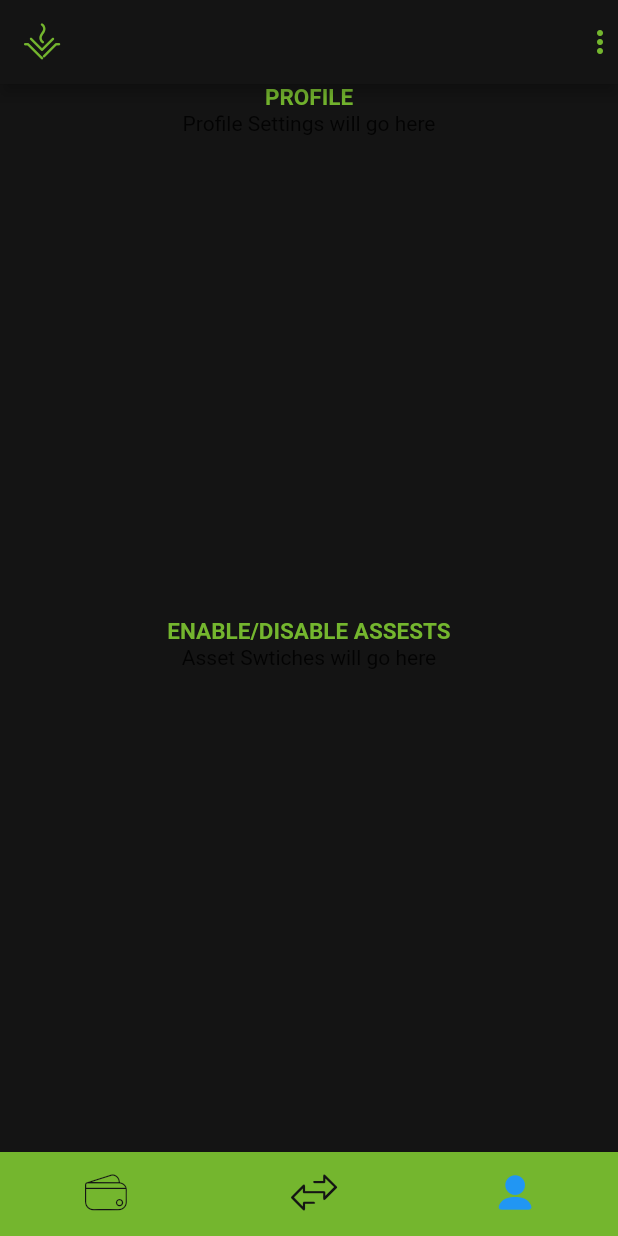
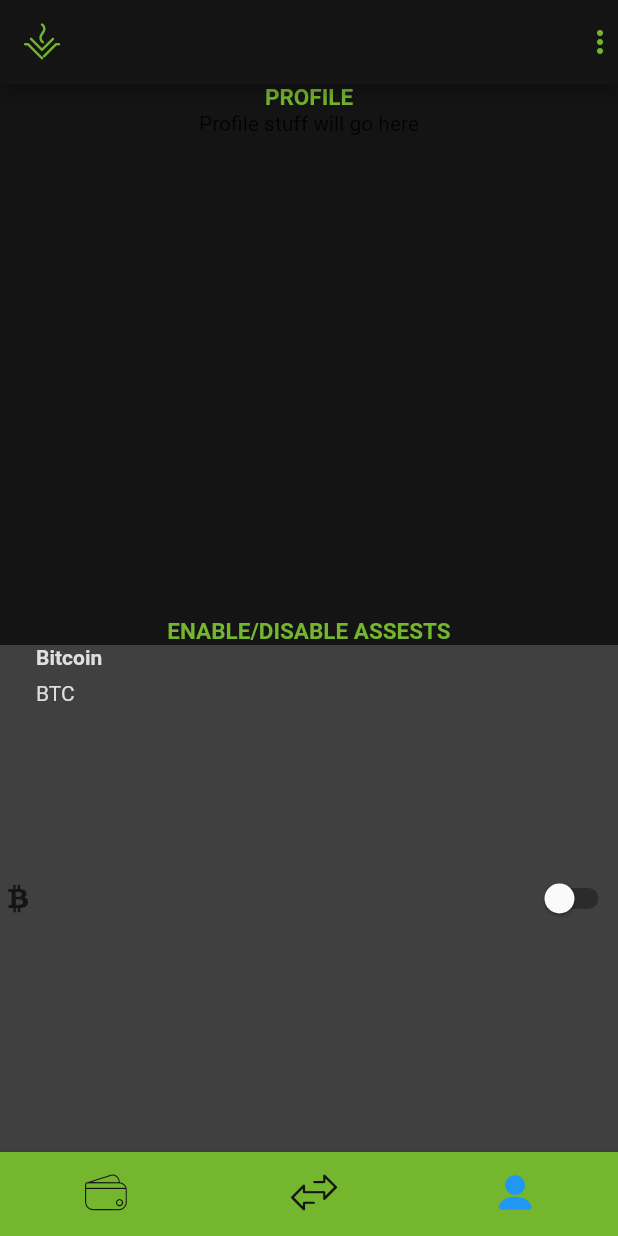
Before and after one commit to Vesta-wallet/vesta, a Flutter app: the screen it shows after launch, item 3 of the bottom bar chosen, on a phone screen of 412 x 824 dp. Run offline on Flutter 3.47's test engine with Material 2 defaults, Android fonts, the phone set to English and light mode, and no system bars.

Commit message:
Basic asset switcher added

```diff
--- a/vesta/lib/main.dart
+++ b/vesta/lib/main.dart
@@ -241,7 +241,7 @@ class _AssetWidgetState extends State<AssetWidget> {
 
 Widget profileSettings = Expanded(
   // Needs to have "Profile"
-    child: (Text("Profile Settings will go here"))
+  child: Text("Profile stuff will go here"),
   // Menu items
   // Security
   // Settings
@@ -249,9 +249,89 @@ Widget profileSettings = Expanded(
 );
 
 Widget enableDisableAssets = Expanded(
-    child: (
-        // This is where all the swtiches for enabling and disabling things will go
-        Text("Asset Swtiches will go here")));
+  child: EnableDisableAssetWidget(
+    // Ticker name will go in here eventually
+    ticker: "BTC",
+    name: "Bitcoin",
+    // Not sure how to make this work
+    icon: MyFlutterApp.l_bitcoin,
+    // switchState: true
+  ),
+);
+
+// Asset Widget
+class EnableDisableAssetWidget extends StatefulWidget {
+  final String ticker;
+  final String name;
+  // final Icon icon;
+  final IconData icon;
+  // final bool switchState;
+
+  // const AssetWidget({this.ticker, this.name, this.icon, this.quantity});
+  const EnableDisableAssetWidget({this.ticker, this.name, this.icon});
+  @override
+  _EnableDisableAssetWidgetState createState() =>
+      _EnableDisableAssetWidgetState();
+}
+
+class _EnableDisableAssetWidgetState extends State<EnableDisableAssetWidget> {
+  bool isSwitched = false;
+  @override
+  Widget build(BuildContext context) {
+    return ColoredBox(
+      color: Color(0xff404040),
+      child: Row(
+        children: [
+          // Asset Icon - This should be a custom icon but I'm not sure how to pass it down yet
+          Icon(
+            widget.icon,
+            color: Color(0xff141414),
+          ),
+          Expanded(
+            /*1*/
+            child: Column(
+              crossAxisAlignment: CrossAxisAlignment.start,
+              children: [
+                /*2*/
+                Container(
+                  padding: const EdgeInsets.only(bottom: 8),
+                  child: Text(
+                    widget.name,
+                    style: TextStyle(
+                      color: Color(0xFFDFDFDF),
+                      fontWeight: FontWeight.bold,
+                    ),
+                  ),
+                ),
+                GestureDetector(
+                  //onTap: (),
+                  child: Text(
+                    widget.ticker,
+                    style: TextStyle(
+                      color: Color(0xFFDFDFDF),
+                    ),
+                  ),
+                ),
+              ],
+            ),
+          ),
+          /*3*/
+          Switch(
+            value: isSwitched,
+            onChanged: (value) {
+              setState(() {
+                isSwitched = value;
+                print(isSwitched);
+              });
+            },
+            activeTrackColor: Colors.lightGreenAccent,
+            activeColor: Colors.green,
+          ),
+        ],
+      ),
+    );
+  }
+}
 
 // Value Container
 Widget walletValueContainer = ColoredBox(
```
Lines whose indentation alone changed are shown as unchanged.
